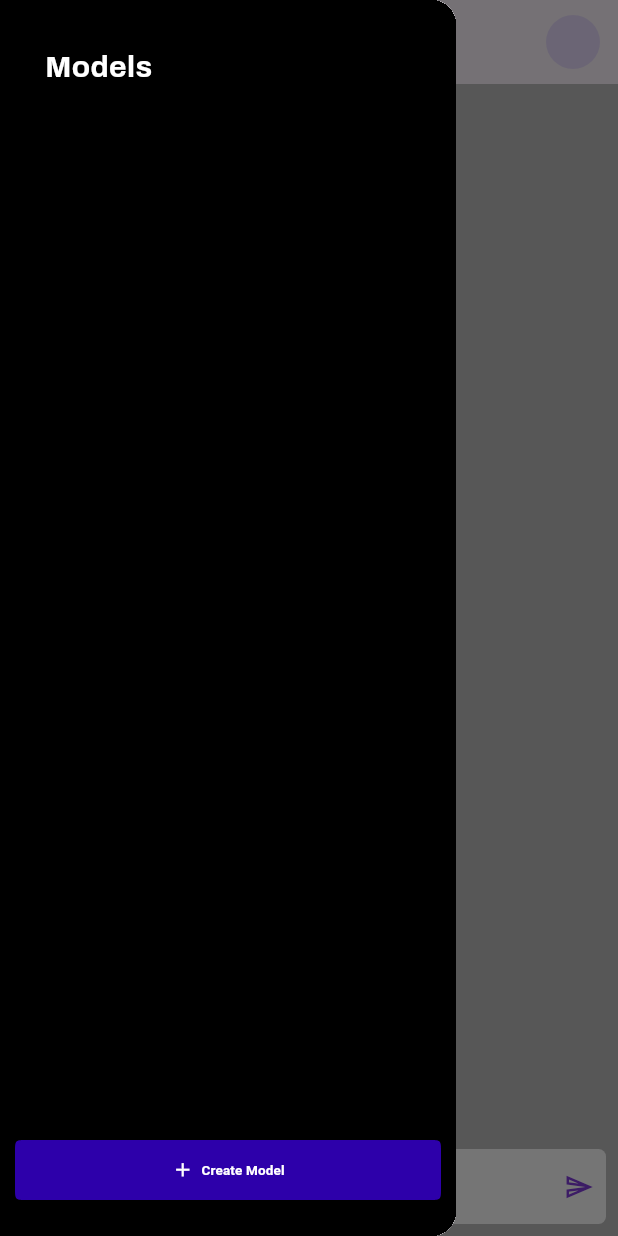
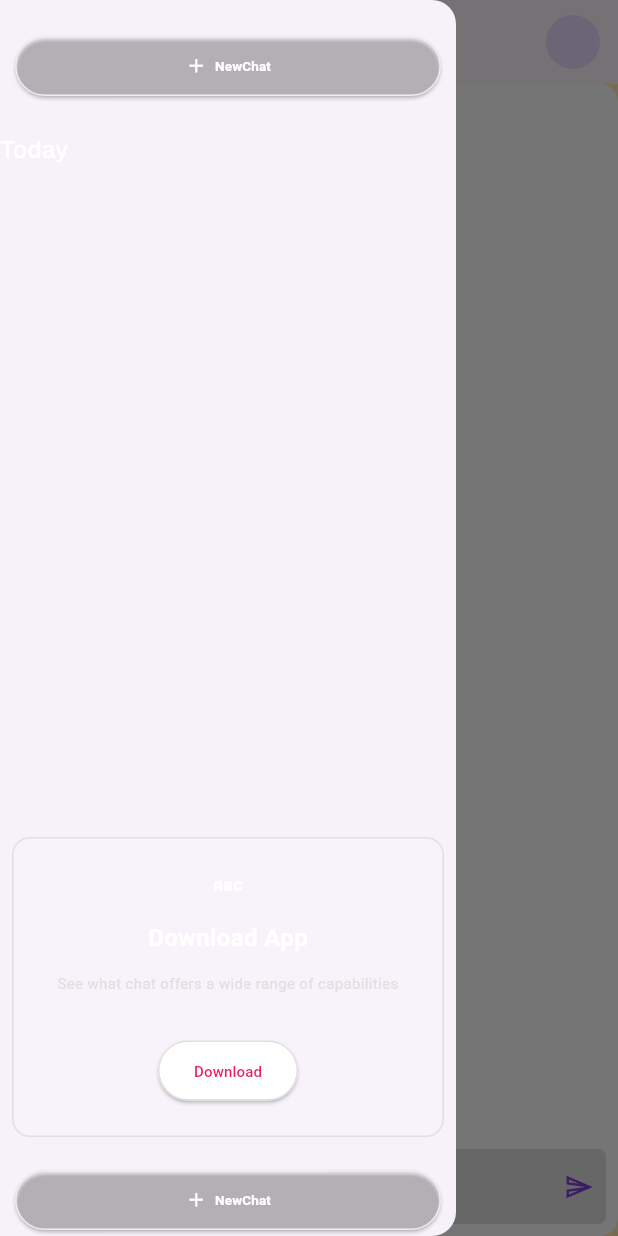
Before and after one commit to SahadMPP/chat_app_ui, a Flutter app: the HomeMobPage screen opened directly, with the side drawer open, on a phone screen of 412 x 824 dp. Run offline on Flutter 3.47's test engine with Material 3 defaults, Android fonts, the light colour scheme and no system bars; our stand-ins replace bloc, flutter_bloc, freezed_annotation, google_fonts, hive, hive_flutter and 1 more; accounts and stored records are empty; network calls fail.

Commit message:
changing main structure

```diff
--- a/lib/application/features/auth/signIn/bloc/signin_bloc.dart
+++ b/lib/application/features/auth/signIn/bloc/signin_bloc.dart
@@ -20,7 +20,6 @@ class SigninBloc extends Bloc<SigninEvent, SigninState> {
     on<_homePageNavigation>((event, emit) async {
       Future<bool> isRegisted() async {
         final userDB = await AuthUseCase().gettingUsersDatafromDatabase();
-
         for (var i = 0; i < userDB.length; i++) {
           final currentUser = userDB.getAt(i);
           if (currentUser!.email == event.email &&
--- a/lib/application/features/chat/bloc/bloc/home_bloc.dart
+++ b/lib/application/features/chat/bloc/bloc/home_bloc.dart
@@ -88,7 +88,7 @@ class HomeBloc extends Bloc<HomeEvent, HomeState> {
                 messages: value!.messages, title: value.title, id: id));
         modelList.value.add(value);
       } catch (e) {
-        throw Exception("User registering is failed");
+        throw Exception("User registering is failed >>$e");
       }
     });
 
--- a/lib/application/features/chat/widgets/model_drower.dart
+++ b/lib/application/features/chat/widgets/model_drower.dart
@@ -15,25 +15,20 @@ class ModelDrowerDesk extends StatelessWidget {
     context.read<HomeBloc>().add(const HomeEvent.gettingModel());
     final TextEditingController controller = TextEditingController();
     return Expanded(
-        child: Container(
-      color: Colors.black,
         child: Column(
+      crossAxisAlignment: CrossAxisAlignment.start,
       children: [
-          Padding(
-            padding: const EdgeInsets.only(top: 30, left: 30),
-            child: SizedBox(
-              height: 50,
-              width: double.infinity,
-              child: Text(
-                "Models",
+        const SizedBox(height: 20),
+        ModelButton(controller: controller),
+        const SizedBox(height: 20),
+        Text(
+          "Today",
           style: GoogleFonts.archivo(
               textStyle: const TextStyle(
-                  fontWeight: FontWeight.bold,
+            fontWeight: FontWeight.w500,
             color: Colors.white,
-                  fontSize: 20,
+            fontSize: 16,
           )),
-              ),
-            ),
         ),
         Expanded(
           child: BlocBuilder<HomeBloc, HomeState>(
@@ -44,21 +39,17 @@ class ModelDrowerDesk extends StatelessWidget {
                     return Container(
                       margin: const EdgeInsets.symmetric(
                           horizontal: 10, vertical: 5),
-                        padding: const EdgeInsets.all(12),
+                      padding: const EdgeInsets.all(8),
                       decoration: BoxDecoration(
                           color: Colors.grey.withOpacity(0.1),
-                            borderRadius: BorderRadius.circular(5)),
+                          border: Border.all(color: Colors.grey[200]!),
+                          borderRadius: BorderRadius.circular(30)),
                       child: Row(
-                          crossAxisAlignment: CrossAxisAlignment.start,
+                        crossAxisAlignment: CrossAxisAlignment.center,
                         children: [
-                            const Icon(
-                              Icons.messenger_outline_rounded,
-                              color: Colors.white,
-                              size: 18,
-                            ),
-                            const SizedBox(width: 5),
-                            ConstrainedBox(constraints:  BoxConstraints(
-                              maxWidth:MediaQuery.of(context).size.width *.07,
+                          ConstrainedBox(
+                            constraints: BoxConstraints(
+                              maxWidth: MediaQuery.of(context).size.width * .07,
                             ),
                             child: Text(
                               state.list[index].title,
@@ -73,8 +64,15 @@ class ModelDrowerDesk extends StatelessWidget {
                           const Spacer(),
                           InkWell(
                             onTap: () {
-                                context.read<HomeBloc>().add(HomeEvent.deleteModel(massage: MessageModel(messages: state.list[index].messages, title: state.list[index].title,id: state.list[index].id)));
-                                context.read<HomeBloc>().add(const HomeEvent.gettingModel());
+                              context.read<HomeBloc>().add(
+                                  HomeEvent.deleteModel(
+                                      massage: MessageModel(
+                                          messages: state.list[index].messages,
+                                          title: state.list[index].title,
+                                          id: state.list[index].id)));
+                              context
+                                  .read<HomeBloc>()
+                                  .add(const HomeEvent.gettingModel());
                             },
                             child: const Icon(
                               Icons.delete,
@@ -89,15 +87,119 @@ class ModelDrowerDesk extends StatelessWidget {
             },
           ),
         ),
-          Padding(
-            padding: const EdgeInsets.symmetric(vertical: 20, horizontal: 10),
+        const ModerlDownBox(),
+        const SizedBox(height: 10),
+        ModelButton(controller: controller),
+
+      ],
+    ));
+  }
+}
+
+class ModelButton extends StatelessWidget {
+  const ModelButton({
+    super.key,
+    required this.controller,
+  });
+
+  final TextEditingController controller;
+
+  @override
+  Widget build(BuildContext context) {
+    return Padding(
+      padding: const EdgeInsets.symmetric(horizontal: 10),
       child: ElevatedButton(
           style: ButtonStyle(
-                    backgroundColor: const WidgetStatePropertyAll(
-                        Color.fromARGB(255, 45, 0, 170)),
-                    shape: WidgetStatePropertyAll(ContinuousRectangleBorder(
-                        borderRadius: BorderRadius.circular(8)))),
+              backgroundColor:
+                  const WidgetStatePropertyAll(Colors.transparent),
+              shape: WidgetStatePropertyAll(RoundedRectangleBorder(
+                  side: BorderSide(color: Colors.grey[200]!),
+                  borderRadius: BorderRadius.circular(30)))),
           onPressed: () {
+            showModelAlertBox(context, controller);
+          },
+          child: Row(
+            mainAxisAlignment: MainAxisAlignment.center,
+            children: [
+              const Icon(
+                Icons.add,
+                color: Colors.white,
+                size: 15,
+              ),
+              const SizedBox(width: 5),
+              Text(
+                'NewChat',
+                style: GoogleFonts.aBeeZee(
+                    textStyle: const TextStyle(
+                        fontWeight: FontWeight.bold,
+                        fontSize: 9,
+                        color: Colors.white)),
+              ),
+            ],
+          )),
+    );
+  }
+}
+
+class ModerlDownBox extends StatelessWidget {
+  const ModerlDownBox({
+    super.key,
+  });
+
+  @override
+  Widget build(BuildContext context) {
+    return Container(
+      margin: const EdgeInsets.all(8),
+      padding: const EdgeInsets.all(8),
+      height: 200,
+      width: double.infinity,
+      decoration: BoxDecoration(
+          color: Colors.white.withOpacity(.1),
+          borderRadius: BorderRadius.circular(12),
+          border: Border.all(color: Colors.grey[300]!, width: 1)),
+      child: Column(
+        mainAxisAlignment: MainAxisAlignment.spaceEvenly,
+        children: [
+          const Icon(Icons.abc, color: Colors.white),
+          Text(
+            'Download App',
+            style: GoogleFonts.roboto(
+                textStyle: const TextStyle(
+              fontSize: 16,
+              fontWeight: FontWeight.bold,
+              color: Colors.white,
+            )),
+          ),
+          Text(
+            "See what chat offers a wide range of capabilities",
+            textAlign: TextAlign.center,
+            style: GoogleFonts.roboto(
+                textStyle: TextStyle(
+                    color: Colors.grey[300],
+                    fontSize: 10,
+                    fontWeight: FontWeight.w400)),
+          ),
+          const SizedBox(height: 5),
+          ElevatedButton(
+              style: ButtonStyle(
+                  backgroundColor: const WidgetStatePropertyAll(Colors.white),
+                  shape: WidgetStatePropertyAll(RoundedRectangleBorder(
+                      side: BorderSide(color: Colors.grey[300]!),
+                      borderRadius: BorderRadius.circular(30)))),
+              onPressed: () {},
+              child: Text(
+                "Download",
+                style: GoogleFonts.roboto(
+                    textStyle:
+                        const TextStyle(color: Colors.pink, fontSize: 10)),
+              ))
+        ],
+      ),
+    );
+  }
+}
+
+showModelAlertBox(BuildContext context, TextEditingController controller) {
   showDialog<void>(
     context: context,
     barrierDismissible: false,
@@ -108,7 +210,6 @@ class ModelDrowerDesk extends StatelessWidget {
           child: ListBody(
             children: <Widget>[
               CostomTextField(
-
                   hintText: "Enter title",
                   isPassword: false,
                   controller: controller,
@@ -126,15 +227,12 @@ class ModelDrowerDesk extends StatelessWidget {
           TextButton(
             child: const Text('Creat'),
             onPressed: () {
-                              final data = MessageModel(
-                                  messages: [], title: controller.text);
+              final data = MessageModel(messages: [], title: controller.text);
               controller.clear();
               context
                   .read<HomeBloc>()
                   .add(HomeEvent.addignModels(massage: data));
-                              context
-                                  .read<HomeBloc>()
-                                  .add(const HomeEvent.gettingModel());
+              context.read<HomeBloc>().add(const HomeEvent.gettingModel());
 
               Navigator.of(context).pop();
             },
@@ -143,29 +241,4 @@ class ModelDrowerDesk extends StatelessWidget {
       );
     },
   );
-                },
-                child: Row(
-                  mainAxisAlignment: MainAxisAlignment.center,
-                  children: [
-                    const Icon(
-                      Icons.add,
-                      color: Colors.white,
-                      size: 15,
-                    ),
-                    const SizedBox(width: 5),
-                    Text(
-                      'Create Model',
-                      style: GoogleFonts.aBeeZee(
-                          textStyle: const TextStyle(
-                              fontWeight: FontWeight.bold,
-                              fontSize: 9,
-                              color: Colors.white)),
-                    ),
-                  ],
-                )),
-          ),
-        ],
-      ),
-    ));
 }
-}
```
Also changed, not shown: lib/application/features/auth/signIn/ui/responsive/desktop.dart (+13 -8 lines), lib/application/features/auth/signUp/ui/responsive/desktop.dart (+13 -8 lines), lib/application/features/chat/ui/responsive/desktop.dart (+18 -32 lines), lib/application/features/chat/ui/responsive/new_web.dart (added, +107 -0 lines), lib/application/features/chat/widgets/chat_box_home.dart (+112 -13 lines). Lines whose indentation alone changed are shown as unchanged.
